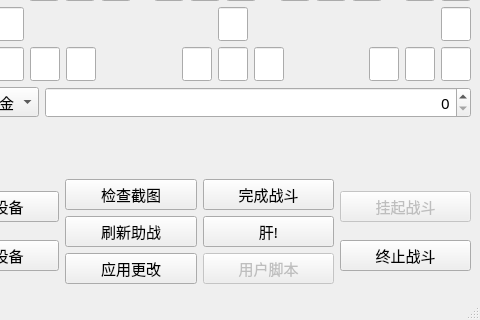
Above: ui/fgoMainWindow.ui from hgjazhgj/FGO-py before the change; both pictures show x 81 to 561 and y 307 to 627 of the 561 by 627 pixel window. Below: the same form after it.
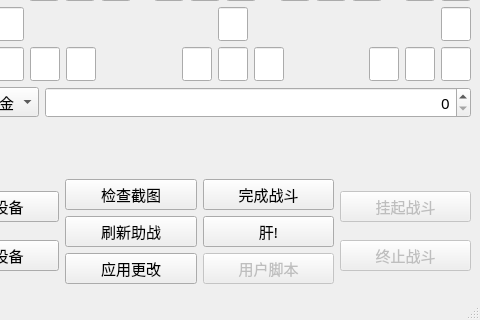
That is the form after the change.

Patch:
```diff
--- a/ui/fgoMainWindow.ui
+++ b/ui/fgoMainWindow.ui
@@ -3274,6 +3274,9 @@
         </item>
         <item>
          <widget class="QPushButton" name="BTN_STOP">
+          <property name="enabled">
+           <bool>false</bool>
+          </property>
           <property name="cursor">
            <cursorShape>PointingHandCursor</cursorShape>
           </property>
```
Left out of the diff: 8 changed lines with no effect on the pictures.
